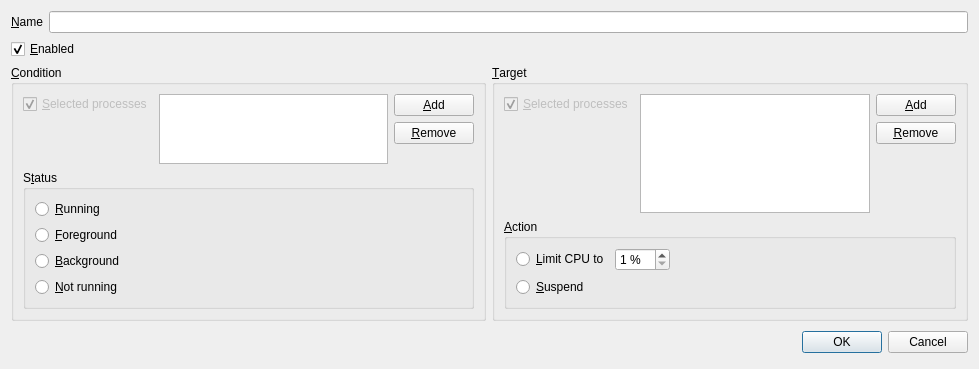
martin-kudlicka/cpu-limiter, file source/ruledialog.ui: the form before one commit.
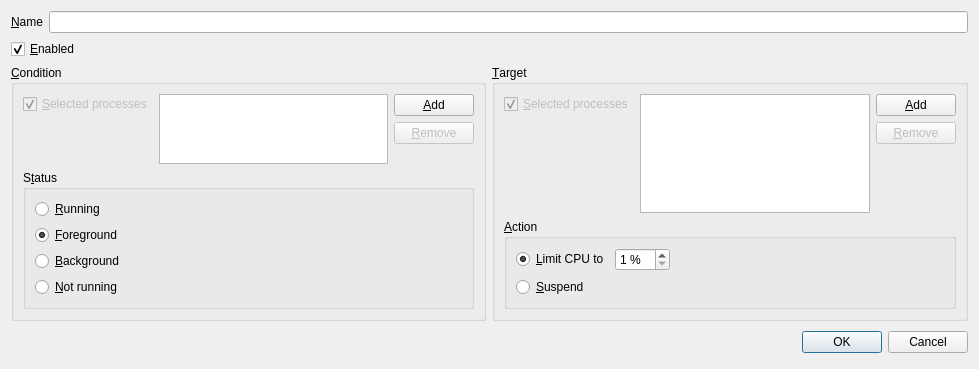
The form after the commit.

```diff
--- a/source/ruledialog.ui
+++ b/source/ruledialog.ui
@@ -80,6 +80,9 @@
               </item>
               <item>
                <widget class="QPushButton" name="conditionProcessRemove">
+                <property name="enabled">
+                 <bool>false</bool>
+                </property>
                 <property name="text">
                  <string>&amp;Remove</string>
                 </property>
@@ -122,6 +125,9 @@
              <property name="text">
               <string>&amp;Foreground</string>
              </property>
+             <property name="checked">
+              <bool>true</bool>
+             </property>
             </widget>
            </item>
            <item>
@@ -181,6 +187,9 @@
               </item>
               <item>
                <widget class="QPushButton" name="targetProcessRemove">
+                <property name="enabled">
+                 <bool>false</bool>
+                </property>
                 <property name="text">
                  <string>&amp;Remove</string>
                 </property>
@@ -218,6 +227,9 @@
                <property name="text">
                 <string>&amp;Limit CPU to</string>
                </property>
+               <property name="checked">
+                <bool>true</bool>
+               </property>
               </widget>
              </item>
              <item>
```
Left out of the diff: 12 changed lines with no effect on the pictures.
